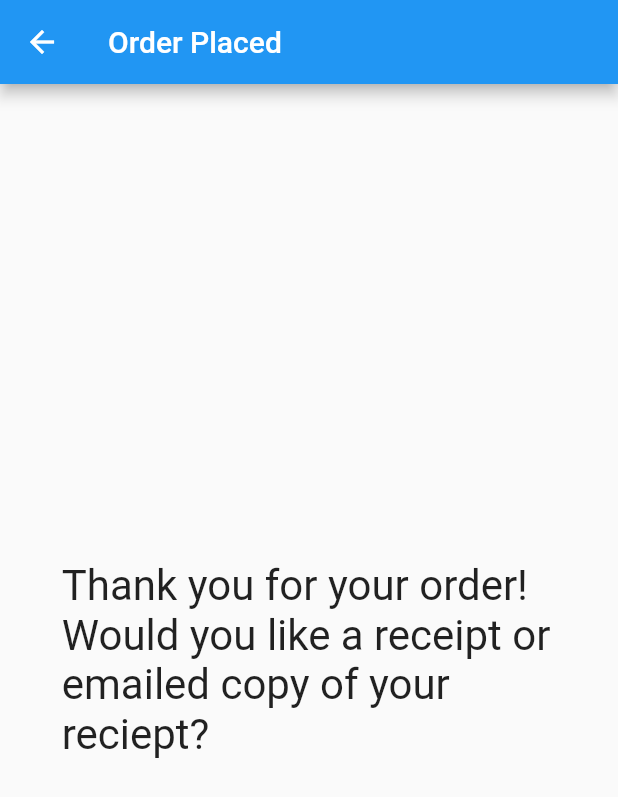
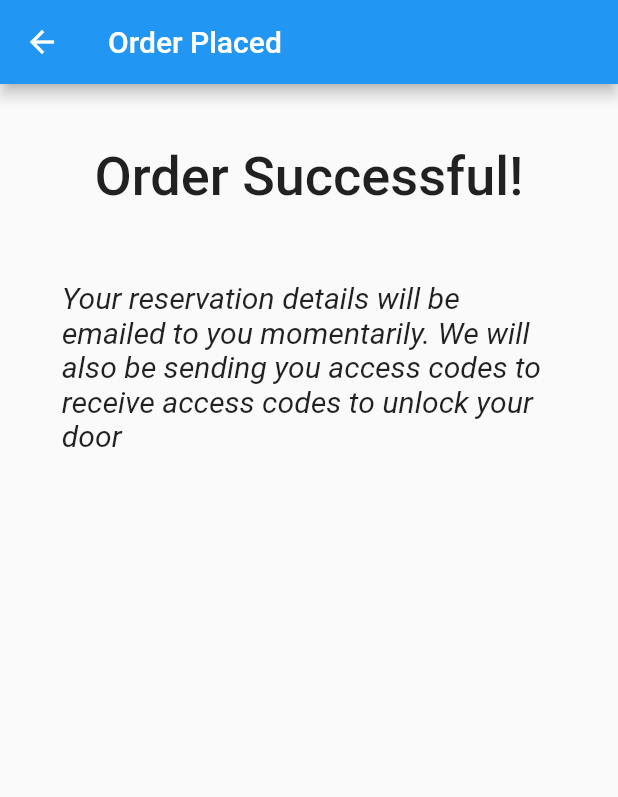
Before and after one commit to bhattadi/Hotel-Automation, a Flutter app: the PlaceOrder screen opened directly, on a phone screen of 412 x 824 dp. Shown: the top 797 px of the screen. Run offline on Flutter 3.47's test engine with Material 2 defaults, Android fonts, the phone set to English and light mode, and no system bars; our stand-ins replace jiffy; missing offline and left inert: day_night_time_picker, some_calendar.

```diff
--- a/lib/placeOrder.dart
+++ b/lib/placeOrder.dart
@@ -16,8 +16,17 @@ class _PlaceOrder extends State<PlaceOrder>
       body: Padding(
         padding: EdgeInsets.all(MediaQuery.of(context).size.width * 0.1),
         child: Center(
-        child: Text("Thank you for your order! Would you like a receipt or emailed copy of your reciept?",
-                    style: TextStyle(fontSize: 28))
+              child: Column(
+                  children: [
+                    Text('Order Successful!',
+                          style: TextStyle(fontSize: 36,
+                                            fontWeight: FontWeight.w500),),
+                    Text('', style: TextStyle(fontSize: MediaQuery.of(context).size.height * 0.05),),
+                    Text("Your reservation details will be emailed to you momentarily. We will also be sending you access codes to receive access codes to unlock your door",
+                    style: TextStyle(fontSize: 20,
+                                      fontStyle: FontStyle.italic))
+                  ]
+          ),
         ),
       ),
     );
```
Also changed, not shown: lib/bookReservation.dart (+50 -4 lines), lib/booking.dart (+7 -1 lines), lib/reviewDetails.dart (added, +52 -0 lines).
